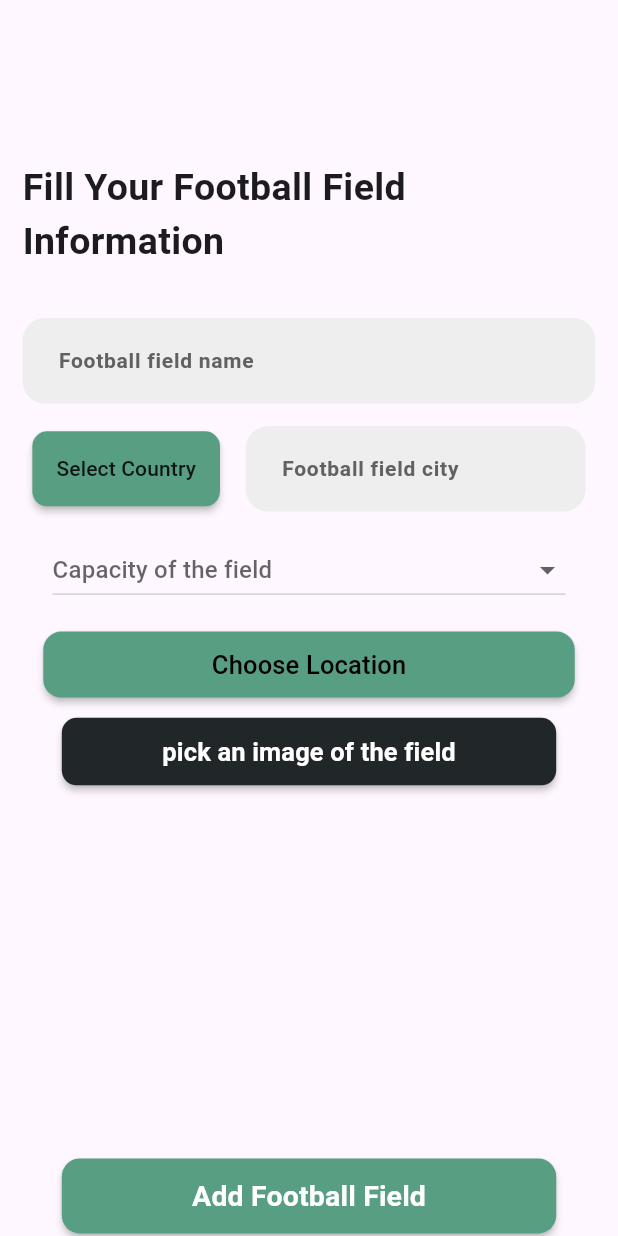
After one commit to Dohaibrahim/book_and_play, a Flutter app: the AddFieldView screen opened by its route, on a phone screen of 412 x 824 dp. The commit adds this screen. Run offline on Flutter 3.47's test engine with Material 3 defaults, Android fonts, the phone set to English and light mode, and no system bars; our stand-ins replace country_picker, dartz, dio, flutter_bloc, geolocator, get_it and 3 more; accounts and stored records are empty; statements that could not run were skipped.

Commit message:
added football field owner's adding field ui feature

```diff
--- a/lib/core/routing/app_router.dart
+++ b/lib/core/routing/app_router.dart
@@ -1,6 +1,8 @@
 import 'package:book_and_play/core/routing/routes.dart';
 import 'package:book_and_play/features/auth/presentation/sign_in_view.dart';
 import 'package:book_and_play/features/auth/presentation/sign_up_view.dart';
+import 'package:book_and_play/features/owner/add_field/presentation/add_field_view.dart';
+import 'package:book_and_play/features/owner/add_field/presentation/pick_location_view.dart';
 import 'package:book_and_play/features/user/booking/presentation/book_now_view.dart';
 import 'package:book_and_play/features/user/booking/presentation/choose_football_field_view.dart';
 import 'package:book_and_play/features/user/booking/presentation/football_field_view.dart';
@@ -12,6 +14,7 @@ import 'package:book_and_play/features/owner/owner_home/presentation/owner_home_
 import 'package:book_and_play/features/user/user_booking/presentation/user_booked_field_view.dart';
 import 'package:book_and_play/features/user/user_booking/presentation/user_booking_view.dart';
 import 'package:flutter/material.dart';
+import 'package:google_maps_flutter/google_maps_flutter.dart';
 
 class AppRouter {
   static Route<dynamic>? generateRoute(RouteSettings settings) {
@@ -63,6 +66,10 @@ class AppRouter {
           builder: (_) => const BookNowView(),
           settings: settings,
         );
+      case Routes.addFieldView:
+        return MaterialPageRoute(builder: (_) => AddFieldView());
+      case Routes.pickLocationView:
+        return MaterialPageRoute<LatLng>(builder: (_) => PickLocationView());
     }
     return null;
   }
--- a/lib/core/routing/routes.dart
+++ b/lib/core/routing/routes.dart
@@ -11,4 +11,6 @@ class Routes {
   static const String userBookedFieldView = '/userBookedFieldView';
   static const String onboardingView = '/onboardingView';
   static const String bookNowView = '/bookNowView';
+  static const String addFieldView = '/addFieldView';
+  static const String pickLocationView = '/pickLocationView';
 }
--- /dev/null
+++ b/lib/features/owner/add_field/presentation/add_field_view.dart
@@ -0,0 +1,11 @@
+import 'package:book_and_play/features/owner/add_field/presentation/widgets/add_field_view_body.dart';
+import 'package:flutter/material.dart';
+
+class AddFieldView extends StatelessWidget {
+  const AddFieldView({super.key});
+
+  @override
+  Widget build(BuildContext context) {
+    return const Scaffold(body: AddFieldViewBody());
+  }
+}
--- /dev/null
+++ b/lib/features/owner/add_field/presentation/widgets/add_field_view_body.dart
@@ -0,0 +1,192 @@
+import 'dart:developer';
+import 'dart:io';
+
+import 'package:book_and_play/core/routing/routes.dart';
+import 'package:book_and_play/core/theme/color_manager.dart';
+import 'package:book_and_play/core/widgets/app_button.dart';
+import 'package:book_and_play/core/widgets/app_text_form_field.dart';
+import 'package:country_picker/country_picker.dart';
+import 'package:flutter/material.dart';
+import 'package:google_maps_flutter/google_maps_flutter.dart';
+import 'package:image_picker/image_picker.dart';
+
+class AddFieldViewBody extends StatefulWidget {
+  const AddFieldViewBody({super.key});
+
+  @override
+  State<AddFieldViewBody> createState() => _AddFieldViewBodyState();
+}
+
+class _AddFieldViewBodyState extends State<AddFieldViewBody> {
+  final GlobalKey<FormState> formKey = GlobalKey<FormState>();
+  AutovalidateMode autovalidateMode = AutovalidateMode.disabled;
+  String? countryName;
+  String? capacityValue, fieldName, cityName;
+  double? longtiude, latitude;
+  bool isCountrySelected = false;
+  File? _image;
+
+  Future<void> _pickImage() async {
+    final ImagePicker picker = ImagePicker();
+    final XFile? pickedFile = await picker.pickImage(
+      source: ImageSource.gallery,
+    ); // or ImageSource.camera
+
+    if (pickedFile != null) {
+      setState(() {
+        _image = File(pickedFile.path);
+      });
+    }
+  }
+
+  @override
+  Widget build(BuildContext context) {
+    final screenHeight = MediaQuery.sizeOf(context).height;
+    final screenWidth = MediaQuery.sizeOf(context).width;
+    return Form(
+      key: formKey,
+      autovalidateMode: autovalidateMode,
+      child: Padding(
+        padding: EdgeInsets.symmetric(horizontal: 15),
+        child: SingleChildScrollView(
+          child: Column(
+            children: [
+              SizedBox(height: screenHeight * 0.13),
+              Text(
+                'Fill Your Football Field Information',
+                style: TextStyle(fontSize: 25, fontWeight: FontWeight.w700),
+              ),
+              SizedBox(height: screenHeight * 0.04),
+              AppTextFormField(
+                hintText: 'Football field name',
+                onSaved: (data) {
+                  fieldName = data;
+                },
+                hintStyle: TextStyle(color: Colors.black),
+              ),
+              SizedBox(height: 15),
+              Row(
+                mainAxisAlignment: MainAxisAlignment.spaceEvenly,
+                children: [
+                  MaterialButton(
+                    height: 50,
+                    minWidth: screenWidth * 0.30,
+                    onPressed: () {
+                      showCountryPicker(
+                        context: context,
+                        onSelect: (Country country) async {
+                          log('Select country: ${country.name}');
+                          countryName = country.name;
+                          countryName != null
+                              ? isCountrySelected = true
+                              : isCountrySelected = false;
+                        },
+                        onClosed: () {
+                          countryName ??= '';
+                        },
+                      );
+                    },
+                    color: ColorManager.primaryColor,
+                    shape: OutlineInputBorder(
+                      borderRadius: BorderRadius.circular(10),
+                      borderSide: BorderSide(color: Colors.transparent),
+                    ),
+                    child: Text('Select Country'),
+                  ),
+                  SizedBox(width: screenWidth * 0.01),
+                  SizedBox(
+                    width: screenWidth * 0.55,
+                    child: AppTextFormField(
+                      hintText: 'Football field city',
+                      onSaved: (data) {
+                        cityName = data;
+                      },
+                      hintStyle: TextStyle(color: Colors.black),
+                    ),
+                  ),
+                ],
+              ),
+              Padding(
+                padding: EdgeInsets.symmetric(horizontal: 20, vertical: 15),
+                child: DropdownButton<String>(
+                  isExpanded: true,
+                  menuWidth: screenWidth * 0.50,
+                  hint: Text("Capacity of the field"),
+                  value: capacityValue,
+                  onChanged: (String? newValue) {
+                    setState(() {
+                      capacityValue = newValue;
+                    });
+                  },
+                  items:
+                      <String>[
+                        '10 x 10',
+                        '5 x 5',
+                        '7 x 7',
+                      ].map<DropdownMenuItem<String>>((String value) {
+                        return DropdownMenuItem<String>(
+                          value: value,
+                          child: Text(value),
+                        );
+                      }).toList(),
+                ),
+              ),
+              AppButton(
+                onPressed: () async {
+                  formKey.currentState!.save();
+                  final pickedLocation = await Navigator.pushNamed<LatLng>(
+                    context,
+                    Routes.pickLocationView,
+                  );
+                  if (pickedLocation != null) {
+                    log('at previous screen : ${pickedLocation}');
+                    latitude = pickedLocation.latitude;
+                    longtiude = pickedLocation.longitude;
+                    //context.read<LocationCubit>().locationPicked(pickedLocation);
+                  }
+                  //Navigator.pushNamed(context, Routes.pickLocationView);
+                },
+                text: 'Choose Location',
+                height: 40,
+                textColor: Colors.black,
+                textStyle: TextStyle(fontSize: 17),
+                buttonWidth: screenWidth * 0.86,
+              ),
+
+              SizedBox(height: 10),
+              MaterialButton(
+                height: 45,
+                minWidth: screenWidth * 0.80,
+                color: ColorManager.textColor,
+                onPressed: _pickImage,
+                shape: OutlineInputBorder(
+                  borderRadius: BorderRadius.circular(10),
+                  borderSide: BorderSide(color: Colors.transparent),
+                ),
+                child: Text(
+                  'pick an image of the field',
+                  style: TextStyle(
+                    color: Colors.white,
+                    fontSize: 17,
+                    fontWeight: FontWeight.w600,
+                  ),
+                ),
+              ),
+              SizedBox(height: screenHeight * 0.30),
+              AppButton(
+                onPressed: () {
+                  log(
+                    '${countryName} , ${capacityValue} , ${fieldName} , ${cityName} , ${longtiude} , ${latitude}',
+                  );
+                },
+                text: 'Add Football Field',
+                textStyle: TextStyle(fontSize: 19, fontWeight: FontWeight.w600),
+                height: 50,
+              ),
+            ],
+          ),
+        ),
+      ),
+    );
+  }
+}
--- a/lib/features/owner/owner_home/presentation/widgets/owner_home_view_body.dart
+++ b/lib/features/owner/owner_home/presentation/widgets/owner_home_view_body.dart
@@ -1,3 +1,4 @@
+import 'package:book_and_play/core/routing/routes.dart';
 import 'package:book_and_play/core/theme/color_manager.dart';
 import 'package:book_and_play/core/theme/text_styles.dart';
 import 'package:book_and_play/features/owner/owner_fields/presentation/manager/owner_field_cubit.dart';
@@ -31,6 +32,9 @@ class OwnerHomeViewBody extends StatelessWidget {
             subTitle: 'Add Now',
             trailing: SizedBox(),
             imagePath: 'assets/images/green_banner.png',
+            onTap: () {
+              Navigator.pushNamed(context, Routes.addFieldView);
+            },
           ),
           SizedBox(height: screenHight * 0.013),
           FieldAndMatchScore(
--- a/pubspec.yaml
+++ b/pubspec.yaml
@@ -27,6 +27,7 @@ dependencies:
   geolocator: ^14.0.0
   intl: ^0.20.2
   url_launcher: ^6.3.1
+  image_picker: ^1.1.2
 
 dev_dependencies:
   flutter_test:
```
Also changed, not shown: lib/features/owner/add_field/presentation/pick_location_view.dart (added, +11 -0 lines), lib/features/owner/add_field/presentation/widgets/pick_location_view_body.dart (added, +181 -0 lines), lib/features/owner/add_field/presentation/widgets/search_on_location.dart (added, +49 -0 lines), lib/features/user/settings/presentation/widgets/settings_view_body.dart (+7 -5 lines), pubspec.lock, 7 other files.
